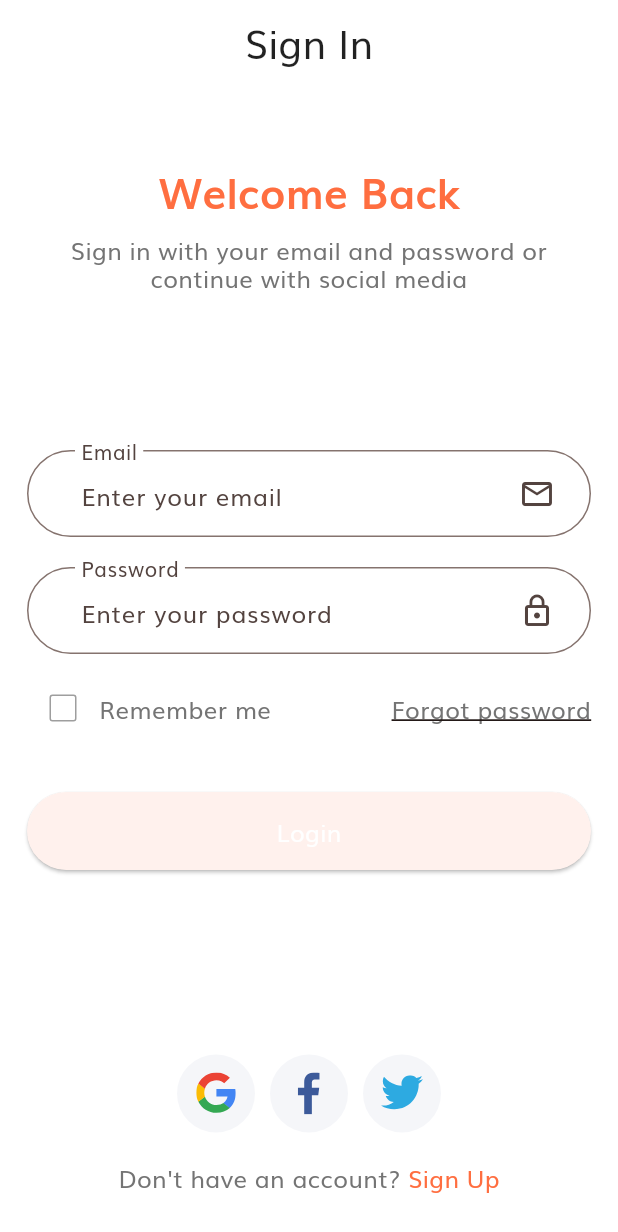
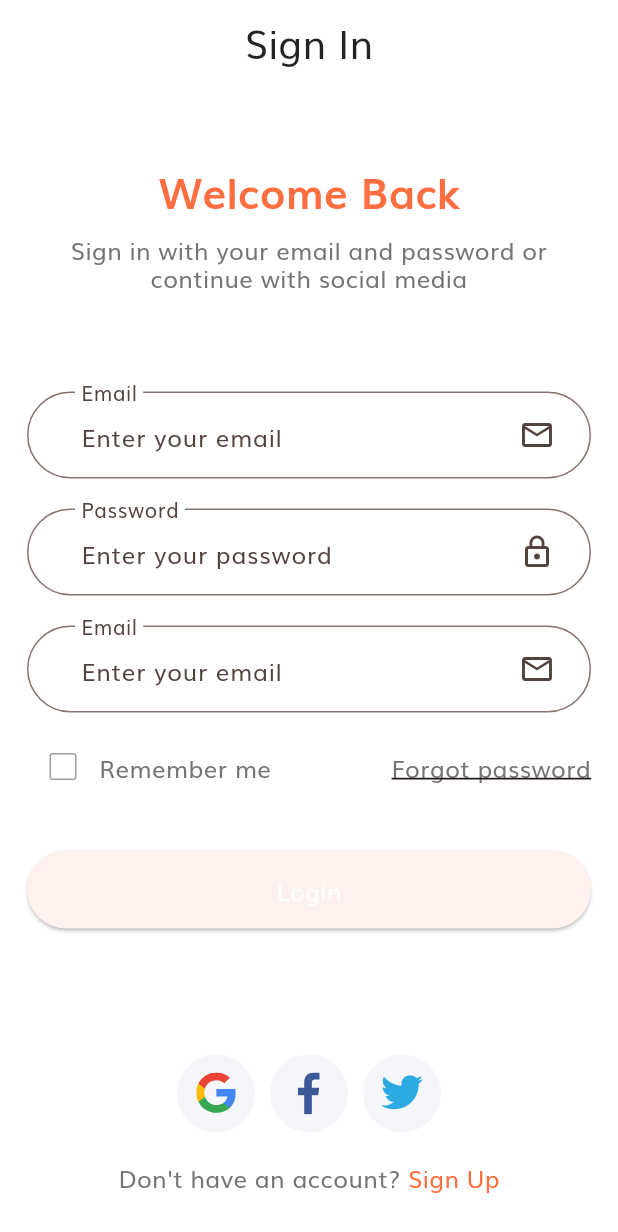
Before and after one commit to BaoLam2610/Flutter-EcommerceApp, a Flutter app: the screen it shows after launch, on a phone screen of 412 x 824 dp. Shown: the top 1232 px of the screen. Run offline on Flutter 3.47's test engine with Material 3 defaults, Android fonts, the phone set to English and light mode, and no system bars; our stand-ins replace bloc, bot_toast, dio, equatable, flutter_bloc, flutter_hooks and 5 more; generated files the repository leaves out were written again.

Commit message:
add config email input

```diff
--- a/lib/features/auth/presentation/pages/login/login_page.dart
+++ b/lib/features/auth/presentation/pages/login/login_page.dart
@@ -11,10 +11,26 @@ import '../../../../../core/bloc/bloc_state.dart';
 import '../../../../../core/constants/icons.dart';
 import '../../../../../core/constants/strings.dart';
 import '../../../../../core/extensions/widget_extensions.dart';
+import '../../../../../core/widgets/ui/scroll_column_expandable.dart';
+import '../../../../../injection_container.dart';
 import '../../../domain/models/login/user_login.dart';
+import '../../widgets/common/email_input/bloc/email_input_bloc.dart';
+import '../../widgets/common/email_input/email_input_field.dart';
 import '../../widgets/label_text_field.dart';
 import '../../widgets/social_card.dart';
 import 'bloc/login_bloc.dart';
+
+class LoginProvider extends StatelessWidget {
+  const LoginProvider({super.key});
+
+  @override
+  Widget build(BuildContext context) {
+    return MultiBlocProvider(providers: [
+      BlocProvider(create: (context) => sl<LoginBloc>()),
+      BlocProvider(create: (context) => sl<EmailInputBloc>()),
+    ], child: const LoginPage());
+  }
+}
 
 class LoginPage extends StatefulHookWidget {
   const LoginPage({super.key});
@@ -31,7 +47,7 @@ class _LoginPageState extends State<LoginPage> {
   @override
   Widget build(BuildContext context) {
     return Scaffold(
-      resizeToAvoidBottomInset: false,
+      resizeToAvoidBottomInset: true,
       appBar: _buildAppBar(),
       body: _buildBody(),
     );
@@ -74,7 +90,7 @@ class _LoginPageState extends State<LoginPage> {
           width: double.infinity,
           child: Padding(
             padding: const EdgeInsets.symmetric(horizontal: 18),
-            child: Column(
+            child: ScrollColumnExpandable(
               children: [
                 Expanded(
                   flex: 1,
@@ -130,6 +146,8 @@ class _LoginPageState extends State<LoginPage> {
             suffixIcon: const Icon(Icons.lock_outline),
             isPassword: true,
           ),
+          const SizedBox(height: 20),
+          const EmailInputField(),
           const SizedBox(height: 12),
           _buildRememberMeArea(),
           const SizedBox(height: 32),
@@ -220,14 +238,14 @@ class _LoginPageState extends State<LoginPage> {
       );
 
   void _onLoginButtonPressed() {
-    context.read<LoginBloc>().add(
-          ValidateLogin(
-            UserLogin(
-              email: _emailTextController.text,
-              password: _passwordTextController.text,
-            ),
-          ),
-        );
+    // context.read<LoginBloc>().add(
+    //       ValidateLogin(
+    //         UserLogin(
+    //           email: _emailTextController.text,
+    //           password: _passwordTextController.text,
+    //         ),
+    //       ),
+    //     );
   }
 
   void _onForgotPasswordTextPressed() {
--- /dev/null
+++ b/lib/features/auth/presentation/widgets/common/email_input/bloc/email_input_bloc.dart
@@ -0,0 +1,29 @@
+import 'package:bloc/bloc.dart';
+
+import '../../../../../../../core/usecases/validate/validate_email.dart';
+
+part 'email_input_event.dart';
+
+part 'email_input_state.dart';
+
+class EmailInputBloc extends Bloc<EmailInputEvent, EmailInputState> {
+  final ValidateEmailUseCase _validateEmailUseCase;
+
+  EmailInputBloc(this._validateEmailUseCase) : super(EmailInputInitial()) {
+    on<EmailInputEvent>(validateEmail);
+
+  }
+
+  void validateEmail(
+    EmailInputEvent event,
+    Emitter<EmailInputState> emit,
+  ) async {
+    final email = event.email;
+    final result = await _validateEmailUseCase.call(params: email);
+    if (result.isNotEmpty) {
+      emit(EmailNotValid(message: result));
+    } else {
+      emit(EmailValid());
+    }
+  }
+}
--- /dev/null
+++ b/lib/features/auth/presentation/widgets/common/email_input/bloc/email_input_event.dart
@@ -0,0 +1,11 @@
+part of 'email_input_bloc.dart';
+
+
+abstract class EmailInputEvent {
+  final String email;
+  const EmailInputEvent(this.email);
+}
+
+class ValidateEmail extends EmailInputEvent {
+  ValidateEmail(super.email);
+}
--- /dev/null
+++ b/lib/features/auth/presentation/widgets/common/email_input/bloc/email_input_state.dart
@@ -0,0 +1,16 @@
+part of 'email_input_bloc.dart';
+
+
+abstract class EmailInputState {}
+
+class EmailInputInitial extends EmailInputState {}
+
+class EmailValid extends EmailInputState {}
+
+class EmailNotValid extends EmailInputState {
+  final String message;
+
+  EmailNotValid({
+    required this.message,
+  });
+}
--- /dev/null
+++ b/lib/features/auth/presentation/widgets/common/email_input/email_input_field.dart
@@ -0,0 +1,53 @@
+import 'package:flutter/material.dart';
+import 'package:flutter_bloc/flutter_bloc.dart';
+
+import '../../../../../../core/constants/strings.dart';
+import '../../../../../../utils/logger.dart';
+import '../../label_text_field.dart';
+import 'bloc/email_input_bloc.dart';
+
+class EmailInputField extends StatefulWidget {
+  const EmailInputField({super.key});
+
+  @override
+  State<EmailInputField> createState() => _EmailInputFieldState();
+}
+
+class _EmailInputFieldState extends State<EmailInputField> {
+  final _emailTextController = TextEditingController();
+
+  @override
+  Widget build(BuildContext context) {
+    return BlocBuilder<EmailInputBloc, EmailInputState>(
+      builder: (context, state) {
+        Log.debug('rebuild input');
+        return Column(
+          crossAxisAlignment: CrossAxisAlignment.start,
+          children: [
+            LabelTextField(
+              controller: _emailTextController,
+              label: text_email,
+              hint: text_email_hint,
+              suffixIcon: const Icon(Icons.email_outlined),
+              inputType: TextInputType.emailAddress,
+              onChanged: (text) {
+                context.read<EmailInputBloc>().add(
+                      ValidateEmail(_emailTextController.text),
+                    );
+              },
+            ),
+            if (state is EmailNotValid) ...[
+              const SizedBox(
+                height: 2,
+              ),
+              Text(
+                state.message,
+                style: const TextStyle(color: Colors.red),
+              ),
+            ]
+          ],
+        );
+      },
+    );
+  }
+}
--- a/lib/features/auth/presentation/widgets/label_text_field.dart
+++ b/lib/features/auth/presentation/widgets/label_text_field.dart
@@ -4,6 +4,7 @@ import 'package:flutter_svg/flutter_svg.dart';
 import "../../../../core/extensions/widget_extensions.dart";
 
 class LabelTextField extends StatelessWidget {
+  final Function(String text)? onChanged;
   final TextEditingController? controller;
   final String? label;
   final String? hint;
@@ -20,7 +21,7 @@ class LabelTextField extends StatelessWidget {
     this.inputType,
     this.isPassword,
     this.controller,
-    this.suffixVectorIcon,
+    this.suffixVectorIcon, this.onChanged,
   });
 
   @override
@@ -31,6 +32,7 @@ class LabelTextField extends StatelessWidget {
         border.copyWith(borderSide: BorderSide(color: context.primary));
 
     return TextField(
+      onChanged: onChanged,
       controller: controller,
       maxLines: 1,
       obscureText: isPassword == true,
@@ -48,6 +50,7 @@ class LabelTextField extends StatelessWidget {
         focusedBorder: focusBorder,
         border: border,
         focusColor: context.primary,
+
       ),
     );
   }
--- a/lib/injection_container.dart
+++ b/lib/injection_container.dart
@@ -12,6 +12,7 @@ import 'features/auth/presentation/pages/complete_profile/bloc/complete_profile_
 import 'features/auth/presentation/pages/forgot_password/bloc/forgot_password_bloc.dart';
 import 'features/auth/presentation/pages/login/bloc/login_bloc.dart';
 import 'features/auth/presentation/pages/register/bloc/register_bloc.dart';
+import 'features/auth/presentation/widgets/common/email_input/bloc/email_input_bloc.dart';
 import 'features/home/data/repository/home_repository_impl.dart';
 import 'features/home/domain/repository/home_repository.dart';
 import 'features/home/domain/usecases/get_home_data.dart';
@@ -49,6 +50,7 @@ Future<void> initializeDependencies() async {
   sl.registerSingleton(LoginUseCase(sl()));
 
   // bloc
+  sl.registerFactory<EmailInputBloc>(() => EmailInputBloc(sl()));
   sl.registerFactory<LoginBloc>(() => LoginBloc(sl(), sl()));
   sl.registerFactory<ForgotPasswordBloc>(() => ForgotPasswordBloc(sl()));
   sl.registerFactory<RegisterBloc>(() => RegisterBloc(sl()));
--- a/lib/main.dart
+++ b/lib/main.dart
@@ -24,7 +24,6 @@ class MyApp extends StatelessWidget {
   Widget build(BuildContext context) {
     return MultiBlocProvider(
       providers: [
-        BlocProvider(create: (context) => sl<LoginBloc>()),
         BlocProvider(create: (context) => sl<ForgotPasswordBloc>()),
         BlocProvider(create: (context) => sl<RegisterBloc>()),
         BlocProvider(create: (context) => sl<CompleteProfileBloc>()),
@@ -36,7 +35,7 @@ class MyApp extends StatelessWidget {
         debugShowCheckedModeBanner: false,
         theme: theme(),
         onGenerateRoute: AppRoutes.onGenerateRoutes,
-        home: const LoginPage(),
+        home: const LoginProvider(),
       ),
     );
   }
```
